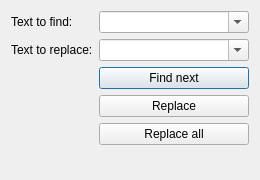
First picture: the form in source/qtdesigner/find_e_replace_ui.ui, repository MValaguz/MSql, before the edit.
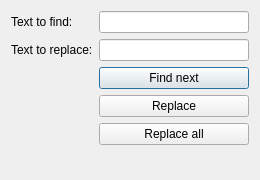
Second picture: the form after the edit. Icons and pictures are not drawn.

What changed in the file:
```diff
--- a/source/qtdesigner/find_e_replace_ui.ui
+++ b/source/qtdesigner/find_e_replace_ui.ui
@@ -18,7 +18,7 @@
     <normaloff>:/icons/icons/MSql.ico</normaloff>:/icons/icons/MSql.ico</iconset>
   </property>
   <layout class="QFormLayout" name="formLayout">
-   <item row="0" column="0">
+   <item row="1" column="0">
     <widget class="QLabel" name="label">
      <property name="text">
       <string>Text to find:</string>
@@ -28,14 +28,7 @@
      </property>
     </widget>
    </item>
-   <item row="0" column="1">
-    <widget class="QComboBox" name="e_find">
-     <property name="editable">
-      <bool>true</bool>
-     </property>
-    </widget>
-   </item>
-   <item row="1" column="0">
+   <item row="2" column="0">
     <widget class="QLabel" name="label_2">
      <property name="text">
       <string>Text to replace:</string>
@@ -45,14 +38,7 @@
      </property>
     </widget>
    </item>
-   <item row="1" column="1">
-    <widget class="QComboBox" name="e_replace">
-     <property name="editable">
-      <bool>true</bool>
-     </property>
-    </widget>
-   </item>
-   <item row="2" column="1">
+   <item row="4" column="1">
     <layout class="QVBoxLayout" name="verticalLayout">
      <item>
       <widget class="QPushButton" name="b_find_next">
@@ -77,6 +63,20 @@
      </item>
     </layout>
    </item>
+   <item row="1" column="1">
+    <widget class="QLineEdit" name="e_find">
+     <property name="clearButtonEnabled">
+      <bool>true</bool>
+     </property>
+    </widget>
+   </item>
+   <item row="2" column="1">
+    <widget class="QLineEdit" name="e_replace">
+     <property name="clearButtonEnabled">
+      <bool>true</bool>
+     </property>
+    </widget>
+   </item>
   </layout>
  </widget>
  <tabstops>
```
